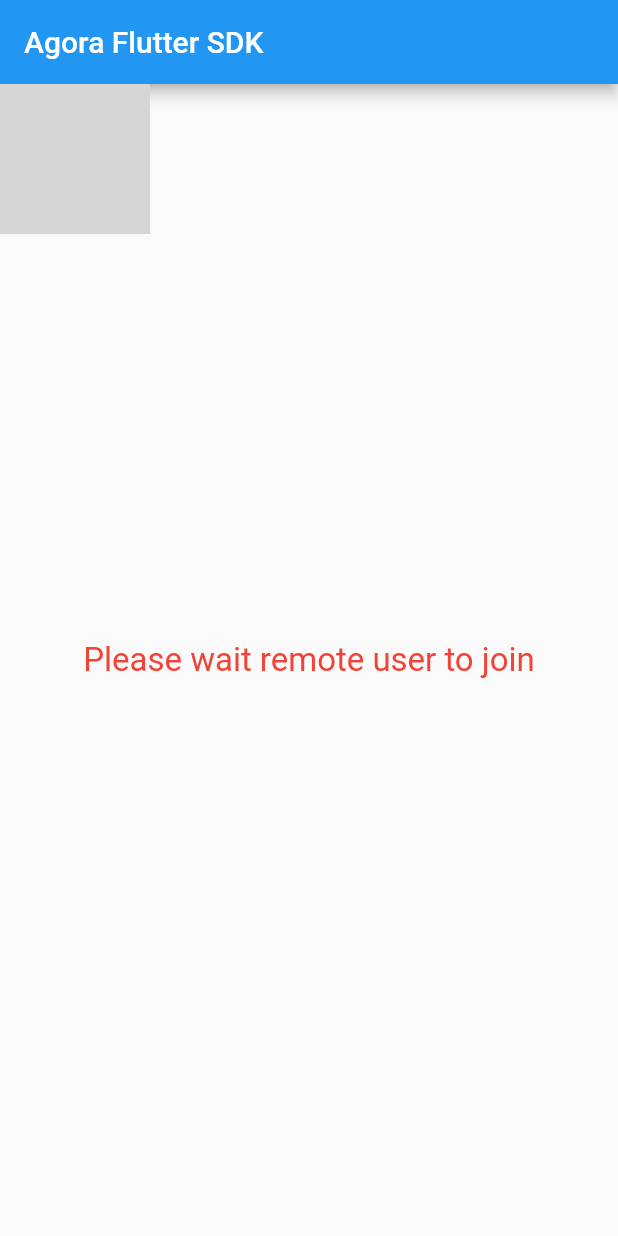
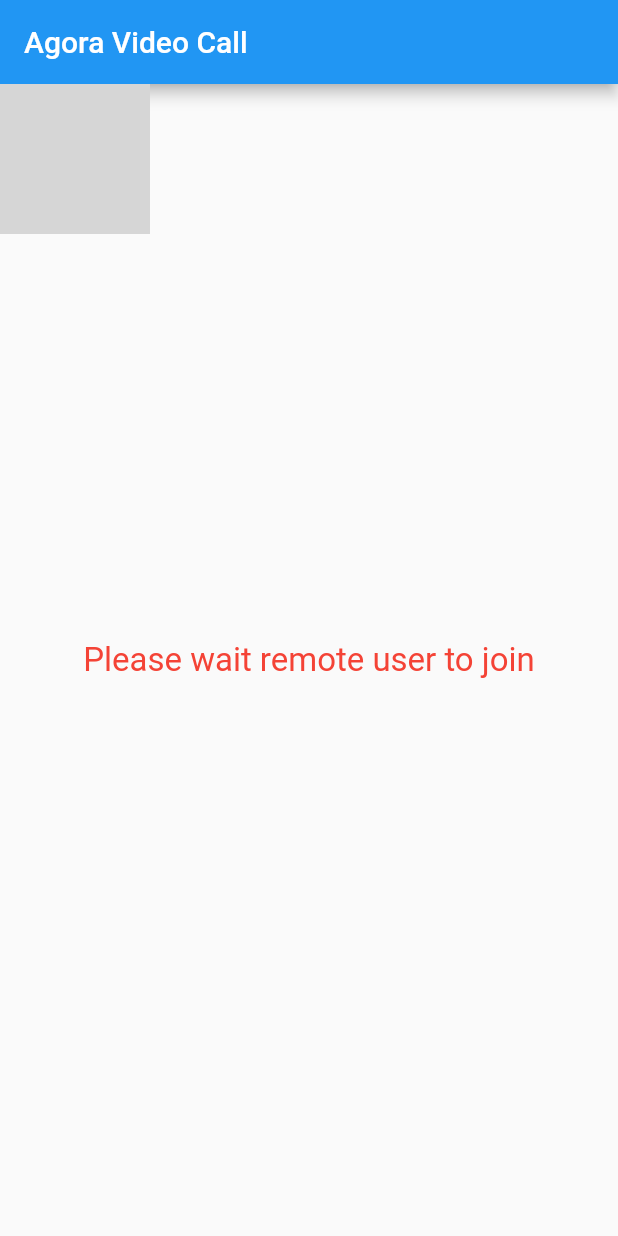
Before and after one commit to shivkanyawaman4/agora_video_call, a Flutter app: the screen it shows after launch, on a phone screen of 412 x 824 dp. Run offline on Flutter 3.47's test engine with Material 2 defaults, Android fonts, the phone set to English and light mode, and no system bars; our stand-ins replace permission_handler; missing offline and left inert: agora_rtc_engine; grey boxes are pictures that could not be loaded.

```diff
--- a/lib/main.dart
+++ b/lib/main.dart
@@ -81,7 +81,7 @@
   Widget build(BuildContext context) {
     return Scaffold(
       appBar: AppBar(
-        title: const Text('Agora Flutter SDK'),
+        title: const Text('Agora Video Call'),
       ),
       body: Stack(
         children: [
```
